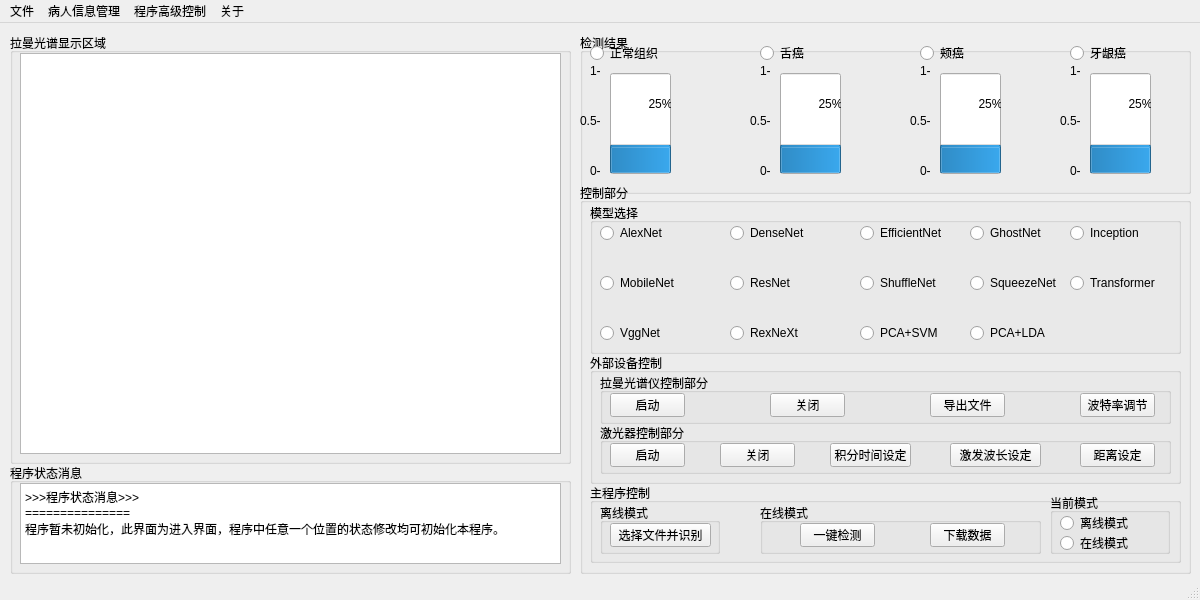
lry-123456789/Oral-cancer-diagnosis-system-using-Raman-spectroscopy, file QT/version1.0.0/mainwindow.ui: the form before one commit.
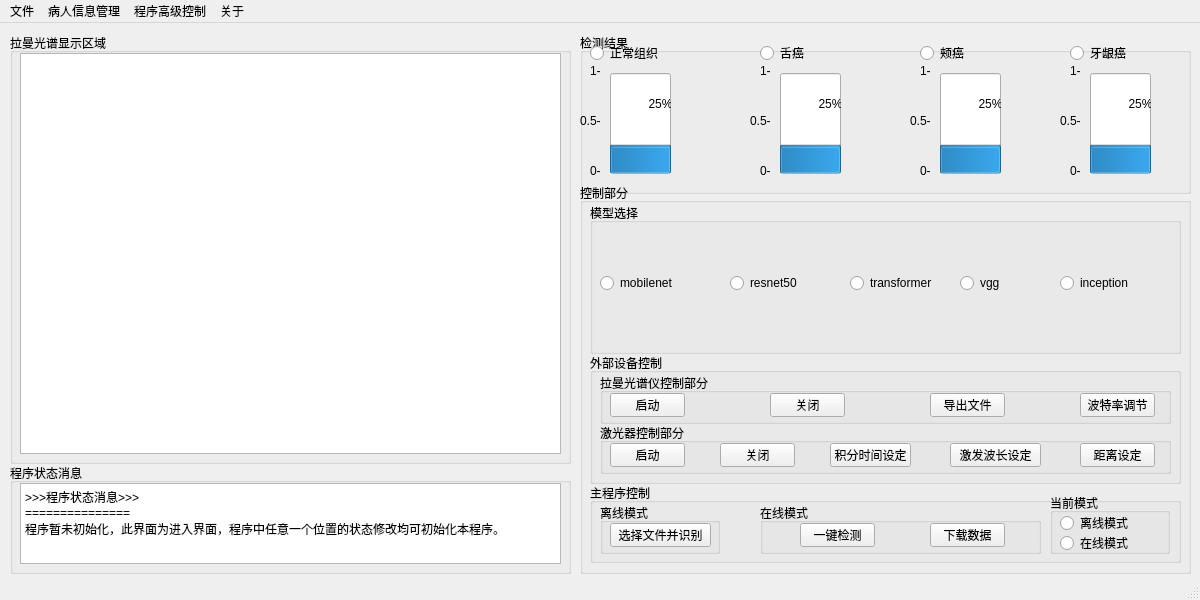
The form after the commit.

Patch:
```diff
--- a/QT/version1.0.0/mainwindow.ui
+++ b/QT/version1.0.0/mainwindow.ui
@@ -377,7 +377,7 @@
      <widget class="QRadioButton" name="radioButton_5">
       <property name="geometry">
        <rect>
-        <x>10</x>
+        <x>790</x>
         <y>20</y>
         <width>95</width>
         <height>20</height>
@@ -390,7 +390,7 @@
      <widget class="QRadioButton" name="radioButton_6">
       <property name="geometry">
        <rect>
-        <x>140</x>
+        <x>710</x>
         <y>20</y>
         <width>95</width>
         <height>20</height>
@@ -403,7 +403,7 @@
      <widget class="QRadioButton" name="radioButton_7">
       <property name="geometry">
        <rect>
-        <x>270</x>
+        <x>630</x>
         <y>20</y>
         <width>95</width>
         <height>20</height>
@@ -416,7 +416,7 @@
      <widget class="QRadioButton" name="radioButton_8">
       <property name="geometry">
        <rect>
-        <x>10</x>
+        <x>790</x>
         <y>70</y>
         <width>95</width>
         <height>20</height>
@@ -429,8 +429,8 @@
      <widget class="QRadioButton" name="radioButton_9">
       <property name="geometry">
        <rect>
-        <x>380</x>
-        <y>20</y>
+        <x>710</x>
+        <y>110</y>
         <width>95</width>
         <height>20</height>
        </rect>
@@ -442,8 +442,8 @@
      <widget class="QRadioButton" name="radioButton_10">
       <property name="geometry">
        <rect>
-        <x>480</x>
-        <y>20</y>
+        <x>630</x>
+        <y>50</y>
         <width>95</width>
         <height>20</height>
        </rect>
@@ -455,8 +455,8 @@
      <widget class="QRadioButton" name="radioButton_11">
       <property name="geometry">
        <rect>
-        <x>380</x>
-        <y>70</y>
+        <x>710</x>
+        <y>50</y>
         <width>95</width>
         <height>20</height>
        </rect>
@@ -468,7 +468,7 @@
      <widget class="QRadioButton" name="radioButton_12">
       <property name="geometry">
        <rect>
-        <x>140</x>
+        <x>710</x>
         <y>70</y>
         <width>95</width>
         <height>20</height>
@@ -481,7 +481,7 @@
      <widget class="QRadioButton" name="radioButton_13">
       <property name="geometry">
        <rect>
-        <x>270</x>
+        <x>630</x>
         <y>70</y>
         <width>95</width>
         <height>20</height>
@@ -494,8 +494,8 @@
      <widget class="QRadioButton" name="radioButton_14">
       <property name="geometry">
        <rect>
-        <x>380</x>
-        <y>120</y>
+        <x>790</x>
+        <y>110</y>
         <width>95</width>
         <height>20</height>
        </rect>
@@ -507,8 +507,8 @@
      <widget class="QRadioButton" name="radioButton_15">
       <property name="geometry">
        <rect>
-        <x>480</x>
-        <y>70</y>
+        <x>790</x>
+        <y>50</y>
         <width>95</width>
         <height>20</height>
        </rect>
@@ -520,8 +520,8 @@
      <widget class="QRadioButton" name="radioButton_16">
       <property name="geometry">
        <rect>
-        <x>10</x>
-        <y>120</y>
+        <x>790</x>
+        <y>90</y>
         <width>95</width>
         <height>20</height>
        </rect>
@@ -533,8 +533,8 @@
      <widget class="QRadioButton" name="radioButton_17">
       <property name="geometry">
        <rect>
-        <x>140</x>
-        <y>120</y>
+        <x>710</x>
+        <y>90</y>
         <width>95</width>
         <height>20</height>
        </rect>
@@ -546,8 +546,8 @@
      <widget class="QRadioButton" name="radioButton_18">
       <property name="geometry">
        <rect>
-        <x>270</x>
-        <y>120</y>
+        <x>630</x>
+        <y>90</y>
         <width>95</width>
         <height>20</height>
        </rect>
@@ -556,6 +556,71 @@
        <string>PCA+SVM</string>
       </property>
      </widget>
+     <widget class="QRadioButton" name="radioButton_22">
+      <property name="geometry">
+       <rect>
+        <x>10</x>
+        <y>70</y>
+        <width>95</width>
+        <height>20</height>
+       </rect>
+      </property>
+      <property name="text">
+       <string>mobilenet</string>
+      </property>
+     </widget>
+     <widget class="QRadioButton" name="radioButton_23">
+      <property name="geometry">
+       <rect>
+        <x>140</x>
+        <y>70</y>
+        <width>95</width>
+        <height>20</height>
+       </rect>
+      </property>
+      <property name="text">
+       <string>resnet50</string>
+      </property>
+     </widget>
+     <widget class="QRadioButton" name="radioButton_24">
+      <property name="geometry">
+       <rect>
+        <x>260</x>
+        <y>70</y>
+        <width>95</width>
+        <height>20</height>
+       </rect>
+      </property>
+      <property name="text">
+       <string>transformer</string>
+      </property>
+     </widget>
+     <widget class="QRadioButton" name="radioButton_25">
+      <property name="geometry">
+       <rect>
+        <x>370</x>
+        <y>70</y>
+        <width>95</width>
+        <height>20</height>
+       </rect>
+      </property>
+      <property name="text">
+       <string>vgg</string>
+      </property>
+     </widget>
+     <widget class="QRadioButton" name="radioButton_26">
+      <property name="geometry">
+       <rect>
+        <x>470</x>
+        <y>70</y>
+        <width>95</width>
+        <height>20</height>
+       </rect>
+      </property>
+      <property name="text">
+       <string>inception</string>
+      </property>
+     </widget>
     </widget>
     <widget class="QGroupBox" name="groupBox_5">
      <property name="geometry">
```
